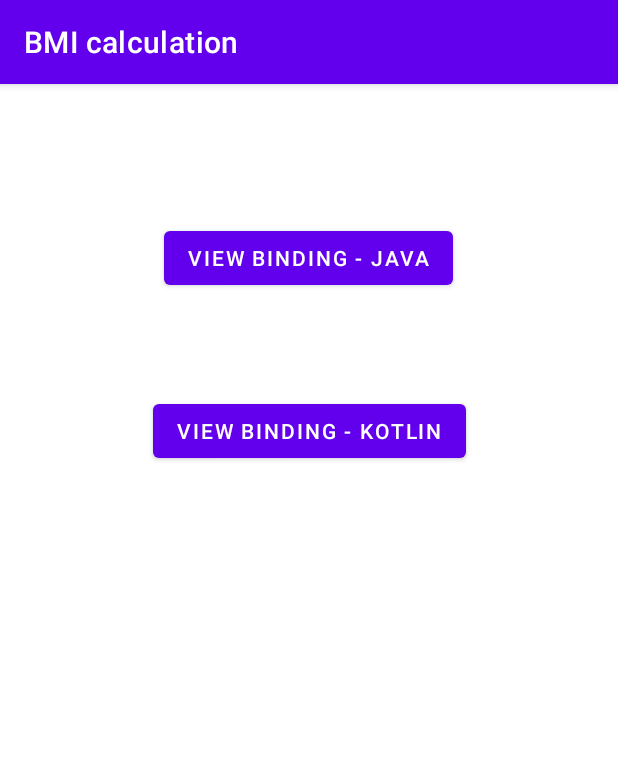
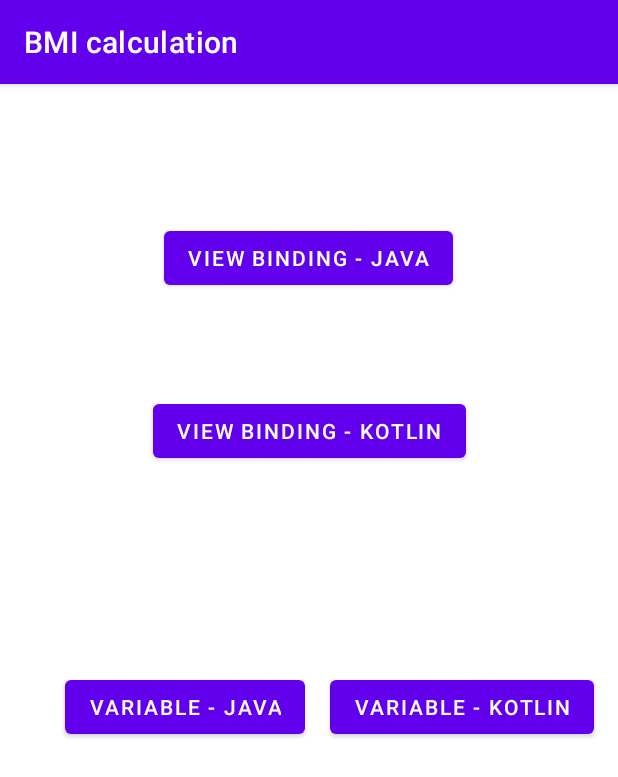
Before and after one commit to Yanghaeun716/HelloKotlin, an Android app: the screen it shows after launch (MainActivity), on a phone screen of 412 x 824 dp. Shown: the top 777 px of the screen. Run offline under Robolectric (Android 15) with nearby library versions, the phone set to English and light mode, and no system bars.

Commit message:
Kotlin practice

```diff
--- a/app/src/main/java/com/example/hellokotlin/MainActivity.kt
+++ b/app/src/main/java/com/example/hellokotlin/MainActivity.kt
@@ -14,6 +14,8 @@ class MainActivity : AppCompatActivity() {
 
         val btnJAVA = findViewById<Button>(R.id.btnJava)
         val btnKotlin = findViewById<Button>(R.id.btnKotlin)
+        val btnVarJava = findViewById<Button>(R.id.btnVarJava)
+        val btnVarKotlin = findViewById<Button>(R.id.btnVarKotlin)
 
         btnJAVA.setOnClickListener {
             startActivity(Intent(this@MainActivity, BmiJavaActivity::class.java))
@@ -21,5 +23,11 @@ class MainActivity : AppCompatActivity() {
         btnKotlin.setOnClickListener {
             startActivity(Intent(this@MainActivity, BmiKotlinActivity::class.java))
         }
+        btnVarJava.setOnClickListener {
+            startActivity(Intent(this@MainActivity, VariableJavaActivity::class.java))
+        }
+        btnVarKotlin.setOnClickListener {
+            startActivity(Intent(this@MainActivity, VariableKotlinActivity::class.java))
+        }
     }
 }
--- a/app/src/main/res/layout/activity_main.xml
+++ b/app/src/main/res/layout/activity_main.xml
@@ -27,4 +27,26 @@
         app:layout_constraintStart_toStartOf="parent"
         app:layout_constraintTop_toBottomOf="@+id/btnJava" />
 
+    <Button
+        android:id="@+id/btnVarJava"
+        android:layout_width="wrap_content"
+        android:layout_height="wrap_content"
+        android:layout_marginStart="43dp"
+        android:layout_marginTop="136dp"
+        android:layout_marginEnd="13dp"
+        android:text="VARIABLE - JAVA"
+        app:layout_constraintEnd_toStartOf="@+id/btnVarKotlin"
+        app:layout_constraintHorizontal_bias="0.0"
+        app:layout_constraintStart_toStartOf="parent"
+        app:layout_constraintTop_toBottomOf="@+id/btnKotlin" />
+
+    <Button
+        android:id="@+id/btnVarKotlin"
+        android:layout_width="wrap_content"
+        android:layout_height="wrap_content"
+        android:layout_marginEnd="16dp"
+        android:text="VARIABLE - KOTLIN"
+        app:layout_constraintBaseline_toBaselineOf="@+id/btnVarJava"
+        app:layout_constraintEnd_toEndOf="parent" />
+
 </androidx.constraintlayout.widget.ConstraintLayout>
```
Also changed, not shown: app/src/main/AndroidManifest.xml (+7 -1 lines), app/src/main/java/com/example/hellokotlin/VariableJavaActivity.java (added, +41 -0 lines), app/src/main/java/com/example/hellokotlin/VariableKotlinActivity.kt (added, +29 -0 lines), app/src/main/res/layout/layout_variable.xml (added, +38 -0 lines).
